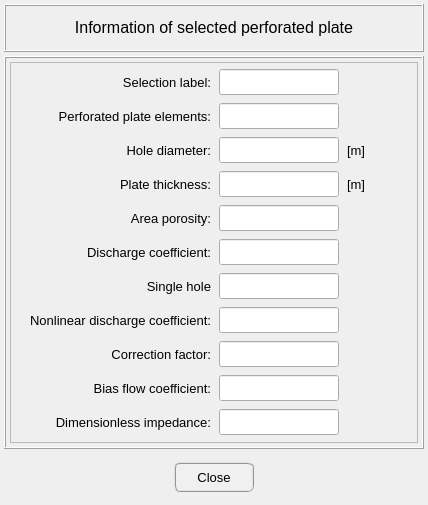
This is pulse/interface/data/ui_files/model/info/perforated_plate/get_perforated_plate_info.ui in open-pulse/OpenPulse as Qt 5 draws it before an edit. The edited form follows.
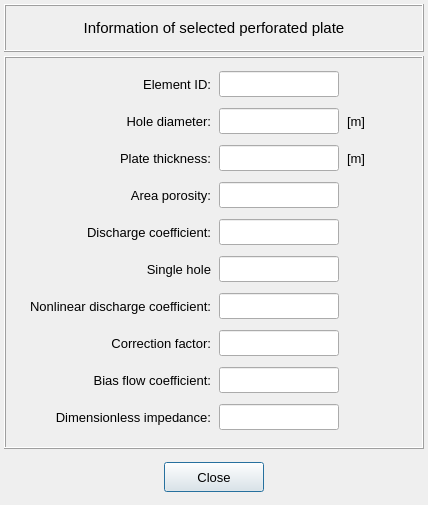
This is the edited form.

Commit message: Reimplements the dimensionless impedance plots in the perforated plate UI

Patch:
```diff
--- a/pulse/interface/data/ui_files/model/info/perforated_plate/get_perforated_plate_info.ui
+++ b/pulse/interface/data/ui_files/model/info/perforated_plate/get_perforated_plate_info.ui
@@ -100,7 +100,7 @@
          </font>
         </property>
         <property name="text">
-         <string>&lt;html&gt;&lt;head/&gt;&lt;body&gt;&lt;p align=&quot;center&quot;&gt;&lt;span style=&quot; font-size:12pt;&quot;&gt;Information of selected perforated plate&lt;/span&gt;&lt;/p&gt;&lt;/body&gt;&lt;/html&gt;</string>
+         <string>Information of selected perforated plate</string>
         </property>
         <property name="textFormat">
          <enum>Qt::AutoText</enum>
@@ -185,7 +185,7 @@
           <item row="0" column="0">
            <widget class="QFrame" name="frame_4">
             <property name="frameShape">
-             <enum>QFrame::StyledPanel</enum>
+             <enum>QFrame::NoFrame</enum>
             </property>
             <property name="frameShadow">
              <enum>QFrame::Raised</enum>
@@ -206,106 +206,7 @@
              <property name="horizontalSpacing">
               <number>8</number>
              </property>
-             <item row="9" column="1">
-              <widget class="QLabel" name="label_bias_flow_coefficient">
-               <property name="sizePolicy">
-                <sizepolicy hsizetype="Preferred" vsizetype="Preferred">
-                 <horstretch>0</horstretch>
-                 <verstretch>0</verstretch>
-                </sizepolicy>
-               </property>
-               <property name="minimumSize">
-                <size>
-                 <width>0</width>
-                 <height>26</height>
-                </size>
-               </property>
-               <property name="maximumSize">
-                <size>
-                 <width>190</width>
-                 <height>26</height>
-                </size>
-               </property>
-               <property name="font">
-                <font>
-                 <pointsize>10</pointsize>
-                </font>
-               </property>
-               <property name="text">
-                <string>Bias flow coefficient:</string>
-               </property>
-               <property name="alignment">
-                <set>Qt::AlignRight|Qt::AlignTrailing|Qt::AlignVCenter</set>
-               </property>
-              </widget>
-             </item>
-             <item row="5" column="1">
-              <widget class="QLabel" name="label_discharge_coefficient">
-               <property name="sizePolicy">
-                <sizepolicy hsizetype="Preferred" vsizetype="Preferred">
-                 <horstretch>0</horstretch>
-                 <verstretch>0</verstretch>
-                </sizepolicy>
-               </property>
-               <property name="minimumSize">
-                <size>
-                 <width>0</width>
-                 <height>26</height>
-                </size>
-               </property>
-               <property name="maximumSize">
-                <size>
-                 <width>190</width>
-                 <height>26</height>
-                </size>
-               </property>
-               <property name="font">
-                <font>
-                 <pointsize>10</pointsize>
-                </font>
-               </property>
-               <property name="text">
-                <string>Discharge coefficient:</string>
-               </property>
-               <property name="alignment">
-                <set>Qt::AlignRight|Qt::AlignTrailing|Qt::AlignVCenter</set>
-               </property>
-              </widget>
-             </item>
-             <item row="4" column="1">
-              <widget class="QLabel" name="label_area_porosity">
-               <property name="sizePolicy">
-                <sizepolicy hsizetype="Preferred" vsizetype="Preferred">
-                 <horstretch>0</horstretch>
-                 <verstretch>0</verstretch>
-                </sizepolicy>
-               </property>
-               <property name="minimumSize">
-                <size>
-                 <width>0</width>
-                 <height>26</height>
-                </size>
-               </property>
-               <property name="maximumSize">
-                <size>
-                 <width>190</width>
-                 <height>26</height>
-                </size>
-               </property>
-               <property name="font">
-                <font>
-                 <pointsize>10</pointsize>
-                </font>
-               </property>
-               <property name="text">
-                <string>Area porosity:</string>
-               </property>
-               <property name="alignment">
-                <set>Qt::AlignRight|Qt::AlignTrailing|Qt::AlignVCenter</set>
-               </property>
-              </widget>
-             </item>
-             <item row="3" column="2">
+             <item row="2" column="2">
               <widget class="QLineEdit" name="lineEdit_plate_thickness">
                <property name="minimumSize">
                 <size>
@@ -329,7 +230,7 @@
                </property>
               </widget>
              </item>
-             <item row="3" column="3">
+             <item row="2" column="3">
               <widget class="QLabel" name="label_21">
                <property name="sizePolicy">
                 <sizepolicy hsizetype="Preferred" vsizetype="Preferred">
@@ -362,7 +263,40 @@
                </property>
               </widget>
              </item>
-             <item row="2" column="2">
+             <item row="3" column="1">
+              <widget class="QLabel" name="label_area_porosity">
+               <property name="sizePolicy">
+                <sizepolicy hsizetype="Preferred" vsizetype="Preferred">
+                 <horstretch>0</horstretch>
+                 <verstretch>0</verstretch>
+                </sizepolicy>
+               </property>
+               <property name="minimumSize">
+                <size>
+                 <width>0</width>
+                 <height>26</height>
+                </size>
+               </property>
+               <property name="maximumSize">
+                <size>
+                 <width>190</width>
+                 <height>26</height>
+                </size>
+               </property>
+               <property name="font">
+                <font>
+                 <pointsize>10</pointsize>
+                </font>
+               </property>
+               <property name="text">
+                <string>Area porosity:</string>
+               </property>
+               <property name="alignment">
+                <set>Qt::AlignRight|Qt::AlignTrailing|Qt::AlignVCenter</set>
+               </property>
+              </widget>
+             </item>
+             <item row="1" column="2">
               <widget class="QLineEdit" name="lineEdit_hole_diameter">
                <property name="minimumSize">
                 <size>
@@ -386,31 +320,7 @@
                </property>
               </widget>
              </item>
-             <item row="4" column="2">
-              <widget class="QLineEdit" name="lineEdit_area_porosity">
-               <property name="minimumSize">
-                <size>
-                 <width>120</width>
-                 <height>26</height>
-                </size>
-               </property>
-               <property name="maximumSize">
-                <size>
-                 <width>120</width>
-                 <height>26</height>
-                </size>
-               </property>
-               <property name="font">
-                <font>
-                 <pointsize>10</pointsize>
-                </font>
-               </property>
-               <property name="alignment">
-                <set>Qt::AlignCenter</set>
-               </property>
-              </widget>
-             </item>
-             <item row="8" column="2">
+             <item row="7" column="2">
               <widget class="QLineEdit" name="lineEdit_correction_factor">
                <property name="minimumSize">
                 <size>
@@ -435,30 +345,6 @@
               </widget>
              </item>
              <item row="6" column="2">
-              <widget class="QLineEdit" name="lineEdit_single_hole">
-               <property name="minimumSize">
-                <size>
-                 <width>120</width>
-                 <height>26</height>
-                </size>
-               </property>
-               <property name="maximumSize">
-                <size>
-                 <width>120</width>
-                 <height>26</height>
-                </size>
-               </property>
-               <property name="font">
-                <font>
-                 <pointsize>10</pointsize>
-                </font>
-               </property>
-               <property name="alignment">
-                <set>Qt::AlignCenter</set>
-               </property>
-              </widget>
-             </item>
-             <item row="7" column="2">
               <widget class="QLineEdit" name="lineEdit_non_linear_discharge_coefficient">
                <property name="minimumSize">
                 <size>
@@ -482,7 +368,7 @@
                </property>
               </widget>
              </item>
-             <item row="10" column="2">
+             <item row="9" column="2">
               <widget class="QLineEdit" name="lineEdit_dimensionless_impedance">
                <property name="minimumSize">
                 <size>
@@ -506,8 +392,56 @@
                </property>
               </widget>
              </item>
-             <item row="10" column="1">
-              <widget class="QLabel" name="label_dimensionless_impedance">
+             <item row="3" column="2">
+              <widget class="QLineEdit" name="lineEdit_area_porosity">
+               <property name="minimumSize">
+                <size>
+                 <width>120</width>
+                 <height>26</height>
+                </size>
+               </property>
+               <property name="maximumSize">
+                <size>
+                 <width>120</width>
+                 <height>26</height>
+                </size>
+               </property>
+               <property name="font">
+                <font>
+                 <pointsize>10</pointsize>
+                </font>
+               </property>
+               <property name="alignment">
+                <set>Qt::AlignCenter</set>
+               </property>
+              </widget>
+             </item>
+             <item row="5" column="2">
+              <widget class="QLineEdit" name="lineEdit_single_hole">
+               <property name="minimumSize">
+                <size>
+                 <width>120</width>
+                 <height>26</height>
+                </size>
+               </property>
+               <property name="maximumSize">
+                <size>
+                 <width>120</width>
+                 <height>26</height>
+                </size>
+               </property>
+               <property name="font">
+                <font>
+                 <pointsize>10</pointsize>
+                </font>
+               </property>
+               <property name="alignment">
+                <set>Qt::AlignCenter</set>
+               </property>
+              </widget>
+             </item>
+             <item row="4" column="1">
+              <widget class="QLabel" name="label_discharge_coefficient">
                <property name="sizePolicy">
                 <sizepolicy hsizetype="Preferred" vsizetype="Preferred">
                  <horstretch>0</horstretch>
@@ -538,15 +472,15 @@
                 </font>
                </property>
                <property name="text">
-                <string>Dimensionless impedance:</string>
+                <string>Discharge coefficient:</string>
                </property>
                <property name="alignment">
                 <set>Qt::AlignRight|Qt::AlignTrailing|Qt::AlignVCenter</set>
                </property>
               </widget>
              </item>
-             <item row="2" column="3">
-              <widget class="QLabel" name="label_20">
+             <item row="8" column="1">
+              <widget class="QLabel" name="label_bias_flow_coefficient">
                <property name="sizePolicy">
                 <sizepolicy hsizetype="Preferred" vsizetype="Preferred">
                  <horstretch>0</horstretch>
@@ -555,13 +489,13 @@
                </property>
                <property name="minimumSize">
                 <size>
-                 <width>50</width>
+                 <width>0</width>
                  <height>26</height>
                 </size>
                </property>
                <property name="maximumSize">
                 <size>
-                 <width>50</width>
+                 <width>190</width>
                  <height>26</height>
                 </size>
                </property>
@@ -571,15 +505,15 @@
                 </font>
                </property>
                <property name="text">
-                <string>[m]</string>
+                <string>Bias flow coefficient:</string>
                </property>
                <property name="alignment">
-                <set>Qt::AlignLeading|Qt::AlignLeft|Qt::AlignVCenter</set>
+                <set>Qt::AlignRight|Qt::AlignTrailing|Qt::AlignVCenter</set>
                </property>
               </widget>
              </item>
              <item row="0" column="2">
-              <widget class="QLineEdit" name="lineEdit_selection_label">
+              <widget class="QLineEdit" name="lineEdit_perforated_plate_elements">
                <property name="minimumSize">
                 <size>
                  <width>120</width>
@@ -602,6 +536,39 @@
                </property>
               </widget>
              </item>
+             <item row="1" column="3">
+              <widget class="QLabel" name="label_20">
+               <property name="sizePolicy">
+                <sizepolicy hsizetype="Preferred" vsizetype="Preferred">
+                 <horstretch>0</horstretch>
+                 <verstretch>0</verstretch>
+                </sizepolicy>
+               </property>
+               <property name="minimumSize">
+                <size>
+                 <width>50</width>
+                 <height>26</height>
+                </size>
+               </property>
+               <property name="maximumSize">
+                <size>
+                 <width>50</width>
+                 <height>26</height>
+                </size>
+               </property>
+               <property name="font">
+                <font>
+                 <pointsize>10</pointsize>
+                </font>
+               </property>
+               <property name="text">
+                <string>[m]</string>
+               </property>
+               <property name="alignment">
+                <set>Qt::AlignLeading|Qt::AlignLeft|Qt::AlignVCenter</set>
+               </property>
+              </widget>
+             </item>
              <item row="0" column="1">
               <widget class="QLabel" name="label_selection_label">
                <property name="sizePolicy">
@@ -628,15 +595,15 @@
                 </font>
                </property>
                <property name="text">
-                <string>Selection label:</string>
+                <string>Element ID:</string>
                </property>
                <property name="alignment">
                 <set>Qt::AlignRight|Qt::AlignTrailing|Qt::AlignVCenter</set>
                </property>
               </widget>
              </item>
-             <item row="8" column="1">
-              <widget class="QLabel" name="label_correction_factor">
+             <item row="9" column="1">
+              <widget class="QLabel" name="label_dimensionless_impedance">
                <property name="sizePolicy">
                 <sizepolicy hsizetype="Preferred" vsizetype="Preferred">
                  <horstretch>0</horstretch>
@@ -661,14 +628,47 @@
                 </font>
                </property>
                <property name="text">
-                <string>Correction factor:</string>
+                <string>Dimensionless impedance:</string>
                </property>
                <property name="alignment">
                 <set>Qt::AlignRight|Qt::AlignTrailing|Qt::AlignVCenter</set>
                </property>
               </widget>
              </item>
-             <item row="7" column="1">
+             <item row="2" column="1">
+              <widget class="QLabel" name="label_thickness">
+               <property name="sizePolicy">
+                <sizepolicy hsizetype="Preferred" vsizetype="Preferred">
+                 <horstretch>0</horstretch>
+                 <verstretch>0</verstretch>
+                </sizepolicy>
+               </property>
+               <property name="minimumSize">
+                <size>
+                 <width>0</width>
+                 <height>26</height>
+                </size>
+               </property>
+               <property name="maximumSize">
+                <size>
+                 <width>190</width>
+                 <height>26</height>
+                </size>
+               </property>
+               <property name="font">
+                <font>
+                 <pointsize>10</pointsize>
+                </font>
+               </property>
+               <property name="text">
+                <string>Plate thickness:</string>
+               </property>
+               <property name="alignment">
+                <set>Qt::AlignRight|Qt::AlignTrailing|Qt::AlignVCenter</set>
+               </property>
+              </widget>
+             </item>
+             <item row="6" column="1">
               <widget class="QLabel" name="label_non_linear_discharge_coefficient">
                <property name="sizePolicy">
                 <sizepolicy hsizetype="Preferred" vsizetype="Preferred">
@@ -701,7 +701,40 @@
                </property>
               </widget>
              </item>
-             <item row="2" column="1">
+             <item row="7" column="1">
+              <widget class="QLabel" name="label_correction_factor">
+               <property name="sizePolicy">
+                <sizepolicy hsizetype="Preferred" vsizetype="Preferred">
+                 <horstretch>0</horstretch>
+                 <verstretch>0</verstretch>
+                </sizepolicy>
+               </property>
+               <property name="minimumSize">
+                <size>
+                 <width>0</width>
+                 <height>26</height>
+                </size>
+               </property>
+               <property name="maximumSize">
+                <size>
+                 <width>190</width>
+                 <height>26</height>
+                </size>
+               </property>
+               <property name="font">
+                <font>
+                 <pointsize>10</pointsize>
+                </font>
+               </property>
+               <property name="text">
+                <string>Correction factor:</string>
+               </property>
+               <property name="alignment">
+                <set>Qt::AlignRight|Qt::AlignTrailing|Qt::AlignVCenter</set>
+               </property>
+              </widget>
+             </item>
+             <item row="1" column="1">
               <widget class="QLabel" name="label_hole_diameter">
                <property name="sizePolicy">
                 <sizepolicy hsizetype="Preferred" vsizetype="Preferred">
@@ -734,64 +767,20 @@
                </property>
               </widget>
              </item>
-             <item row="3" column="1">
-              <widget class="QLabel" name="label_thickness">
-               <property name="sizePolicy">
-                <sizepolicy hsizetype="Preferred" vsizetype="Preferred">
-                 <horstretch>0</horstretch>
-                 <verstretch>0</verstretch>
-                </sizepolicy>
+             <item row="1" column="0">
+              <spacer name="horizontalSpacer">
+               <property name="orientation">
+                <enum>Qt::Horizontal</enum>
                </property>
-               <property name="minimumSize">
+               <property name="sizeHint" stdset="0">
                 <size>
-                 <width>0</width>
-                 <height>26</height>
+                 <width>40</width>
+                 <height>20</height>
                 </size>
                </property>
-               <property name="maximumSize">
-                <size>
-                 <width>190</width>
-                 <height>26</height>
-                </size>
-               </property>
-               <property name="font">
-                <font>
-                 <pointsize>10</pointsize>
-                </font>
-               </property>
-               <property name="text">
-                <string>Plate thickness:</string>
-               </property>
-               <property name="alignment">
-                <set>Qt::AlignRight|Qt::AlignTrailing|Qt::AlignVCenter</set>
-               </property>
-              </widget>
+              </spacer>
              </item>
-             <item row="5" column="2">
-              <widget class="QLineEdit" name="lineEdit_discharge_coefficient">
-               <property name="minimumSize">
-                <size>
-                 <width>120</width>
-                 <height>26</height>
-                </size>
-               </property>
-               <property name="maximumSize">
-                <size>
-                 <width>120</width>
-                 <height>26</height>
-                </size>
-               </property>
-               <property name="font">
-                <font>
-                 <pointsize>10</pointsize>
-                </font>
-               </property>
-               <property name="alignment">
-                <set>Qt::AlignCenter</set>
-               </property>
-              </widget>
-             </item>
-             <item row="9" column="2">
+             <item row="8" column="2">
               <widget class="QLineEdit" name="lineEdit_bias_flow_coefficient">
                <property name="minimumSize">
                 <size>
@@ -815,20 +804,31 @@
                </property>
               </widget>
              </item>
-             <item row="2" column="4">
-              <spacer name="horizontalSpacer_2">
-               <property name="orientation">
-                <enum>Qt::Horizontal</enum>
+             <item row="4" column="2">
+              <widget class="QLineEdit" name="lineEdit_discharge_coefficient">
+               <property name="minimumSize">
+                <size>
+                 <width>120</width>
+                 <height>26</height>
+                </size>
                </property>
-               <property name="sizeHint" stdset="0">
+               <property name="maximumSize">
                 <size>
-                 <width>40</width>
-                 <height>20</height>
+                 <width>120</width>
+                 <height>26</height>
                 </size>
                </property>
-              </spacer>
+               <property name="font">
+                <font>
+                 <pointsize>10</pointsize>
+                </font>
+               </property>
+               <property name="alignment">
+                <set>Qt::AlignCenter</set>
+               </property>
+              </widget>
              </item>
-             <item row="6" column="1">
+             <item row="5" column="1">
               <widget class="QLabel" name="label_single_hole">
                <property name="sizePolicy">
                 <sizepolicy hsizetype="Preferred" vsizetype="Preferred">
@@ -861,8 +861,8 @@
                </property>
               </widget>
              </item>
-             <item row="2" column="0">
-              <spacer name="horizontalSpacer">
+             <item row="1" column="4">
+              <spacer name="horizontalSpacer_2">
                <property name="orientation">
                 <enum>Qt::Horizontal</enum>
                </property>
@@ -874,63 +874,6 @@
                </property>
               </spacer>
              </item>
-             <item row="1" column="1">
-              <widget class="QLabel" name="label_perforated_plate_elements">
-               <property name="sizePolicy">
-                <sizepolicy hsizetype="Preferred" vsizetype="Preferred">
-                 <horstretch>0</horstretch>
-                 <verstretch>0</verstretch>
-                </sizepolicy>
-               </property>
-               <property name="minimumSize">
-                <size>
-                 <width>0</width>
-                 <height>26</height>
-                </size>
-               </property>
-               <property name="maximumSize">
-                <size>
-                 <width>190</width>
-                 <height>26</height>
-                </size>
-               </property>
-               <property name="font">
-                <font>
-                 <pointsize>10</pointsize>
-                </font>
-               </property>
-               <property name="text">
-                <string>Perforated plate elements:</string>
-               </property>
-               <property name="alignment">
-                <set>Qt::AlignRight|Qt::AlignTrailing|Qt::AlignVCenter</set>
-               </property>
-              </widget>
-             </item>
-             <item row="1" column="2">
-              <widget class="QLineEdit" name="lineEdit_perforated_plate_elements">
-               <property name="minimumSize">
-                <size>
-                 <width>120</width>
-                 <height>26</height>
-                </size>
-               </property>
-               <property name="maximumSize">
-                <size>
-                 <width>120</width>
-                 <height>26</height>
-                </size>
-               </property>
-               <property name="font">
-                <font>
-                 <pointsize>10</pointsize>
-                </font>
-               </property>
-               <property name="alignment">
-                <set>Qt::AlignCenter</set>
-               </property>
-              </widget>
-             </item>
             </layout>
            </widget>
           </item>
@@ -981,13 +924,13 @@
        <widget class="QPushButton" name="pushButton_close">
         <property name="minimumSize">
          <size>
-          <width>80</width>
+          <width>100</width>
           <height>30</height>
          </size>
         </property>
         <property name="maximumSize">
          <size>
-          <width>80</width>
+          <width>100</width>
           <height>30</height>
          </size>
         </property>
@@ -1001,10 +944,7 @@
          </font>
         </property>
         <property name="styleSheet">
-         <string notr="true">QPushButton{border-radius: 6px; border-color: rgb(150, 150, 150); border-style: ridge; border-width: 2px; color: rgb(0, 0, 0); background-color: rgb(240, 240, 240)}
-QPushButton:hover{border-radius: 6px; border-color: rgb(0, 170, 255); border-style: ridge; border-width: 2px; color: rgb(0, 0, 0); background-color: rgba(174, 213, 255, 100)}
-QPushButton:pressed{border-radius: 6px; border-color: rgb(0, 170, 255); border-style: ridge; border-width: 2px; color: rgb(0, 0, 0); background-color: rgb(174, 213, 255)}
-QPushButton:disabled{border-radius: 6px; border-color: rgb(150, 150, 150); border-style: ridge; border-width: 0px; color: rgb(150,150, 150); background-color: rgb(220, 220, 220)}</string>
+         <string notr="true"/>
         </property>
         <property name="text">
          <string>Close</string>
```
Left out of the diff: 12 changed lines with no effect on the pictures. The commit also changes 3 other files.
